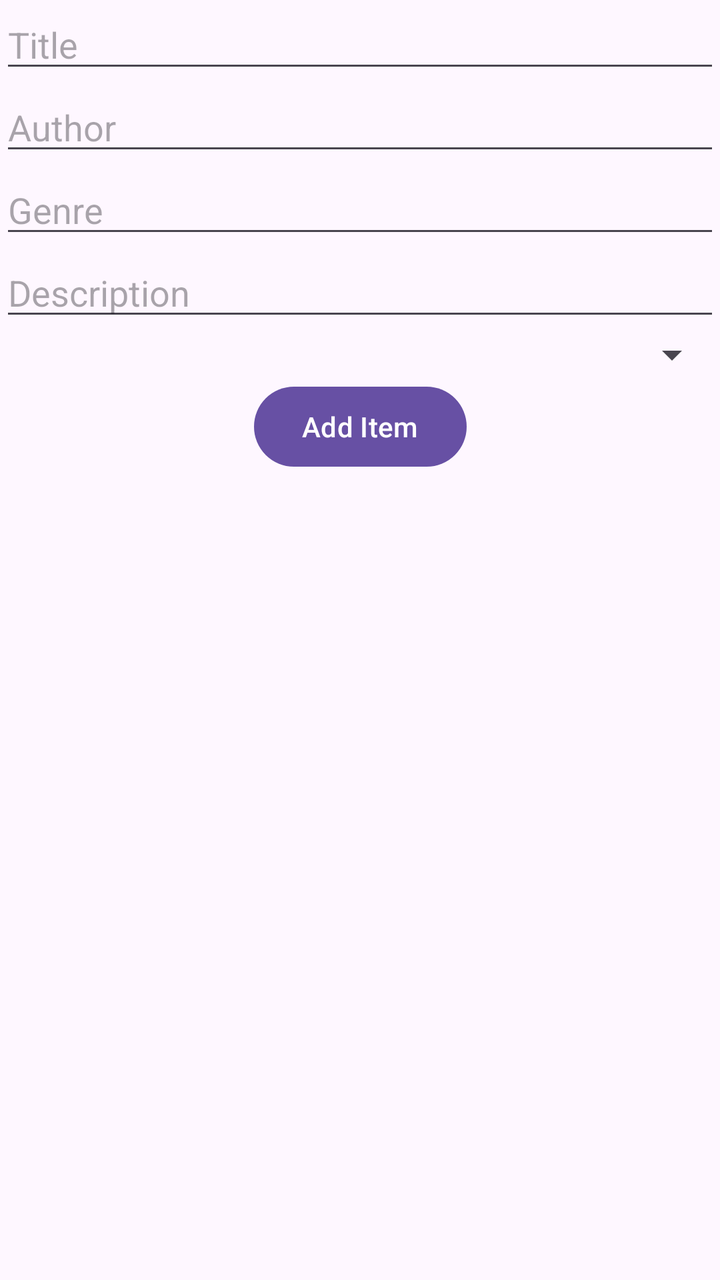
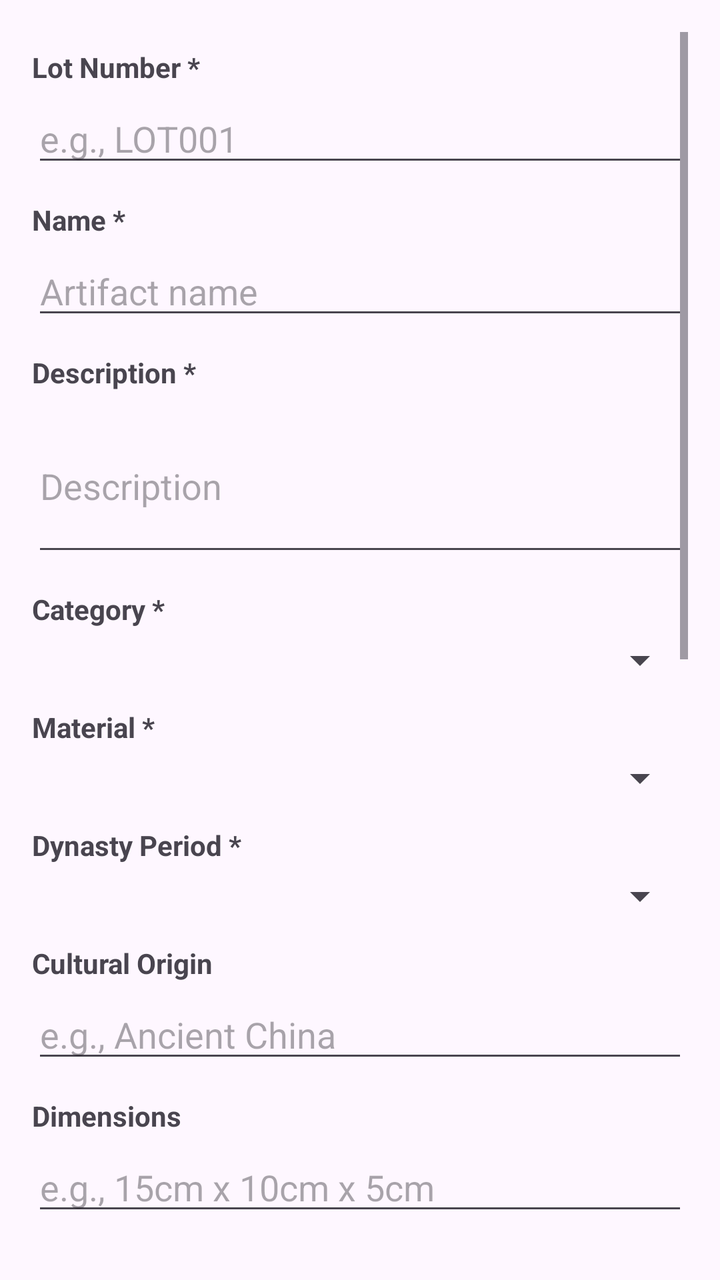

Screens rendered from an Android XML layout before and after an edit, with the pre-edit source and the edit as a unified diff.
<!-- AndroidManifest.xml: application theme Theme.B07DemoSummer2024 -->
<!-- res/layout/fragment_add_item.xml -->
<?xml version="1.0" encoding="utf-8"?>
<androidx.constraintlayout.widget.ConstraintLayout xmlns:android="http://schemas.android.com/apk/res/android"
    xmlns:app="http://schemas.android.com/apk/res-auto"
    xmlns:tools="http://schemas.android.com/tools"
    android:layout_width="match_parent"
    android:layout_height="match_parent"
    tools:context=".AddItemFragment">

    <EditText
        android:id="@+id/editTextTitle"
        android:layout_width="0dp"
        android:layout_height="wrap_content"
        android:hint="Title"
        app:layout_constraintTop_toTopOf="parent"
        app:layout_constraintStart_toStartOf="parent"
        app:layout_constraintEnd_toEndOf="parent"/>

    <EditText
        android:id="@+id/editTextAuthor"
        android:layout_width="0dp"
        android:layout_height="wrap_content"
        android:hint="Author"
        app:layout_constraintTop_toBottomOf="@+id/editTextTitle"
        app:layout_constraintStart_toStartOf="parent"
        app:layout_constraintEnd_toEndOf="parent"/>

    <EditText
        android:id="@+id/editTextGenre"
        android:layout_width="0dp"
        android:layout_height="wrap_content"
        android:hint="Genre"
        app:layout_constraintTop_toBottomOf="@+id/editTextAuthor"
        app:layout_constraintStart_toStartOf="parent"
        app:layout_constraintEnd_toEndOf="parent"/>

    <EditText
        android:id="@+id/editTextDescription"
        android:layout_width="0dp"
        android:layout_height="wrap_content"
        android:hint="Description"
        app:layout_constraintTop_toBottomOf="@+id/editTextGenre"
        app:layout_constraintStart_toStartOf="parent"
        app:layout_constraintEnd_toEndOf="parent"/>

    <Spinner
        android:id="@+id/spinnerCategory"
        android:layout_width="0dp"
        android:layout_height="wrap_content"
        app:layout_constraintTop_toBottomOf="@+id/editTextDescription"
        app:layout_constraintStart_toStartOf="parent"
        app:layout_constraintEnd_toEndOf="parent"/>

    <Button
        android:id="@+id/buttonAdd"
        android:layout_width="wrap_content"
        android:layout_height="wrap_content"
        android:text="@string/add_item"
        app:layout_constraintTop_toBottomOf="@+id/spinnerCategory"
        app:layout_constraintStart_toStartOf="parent"
        app:layout_constraintEnd_toEndOf="parent"/>
</androidx.constraintlayout.widget.ConstraintLayout>
<!-- resources referenced by this layout -->
<resources>
  <string name="add_item">Add Item</string>
  <style name="Theme.B07DemoSummer2024" parent="Base.Theme.B07DemoSummer2024" />
  <style name="Base.Theme.B07DemoSummer2024" parent="Theme.Material3.DayNight.NoActionBar">
          
          
      </style>
</resources>

<!-- the commit's change to res/layout/fragment_add_item.xml (unified diff, before → after) -->
@@ -1,61 +1,356 @@
 <?xml version="1.0" encoding="utf-8"?>
-<androidx.constraintlayout.widget.ConstraintLayout xmlns:android="http://schemas.android.com/apk/res/android"
+<ScrollView xmlns:android="http://schemas.android.com/apk/res/android"
     xmlns:app="http://schemas.android.com/apk/res-auto"
     xmlns:tools="http://schemas.android.com/tools"
     android:layout_width="match_parent"
     android:layout_height="match_parent"
+    android:padding="16dp"
     tools:context=".AddItemFragment">
 
-    <EditText
-        android:id="@+id/editTextTitle"
-        android:layout_width="0dp"
-        android:layout_height="wrap_content"
-        android:hint="Title"
-        app:layout_constraintTop_toTopOf="parent"
-        app:layout_constraintStart_toStartOf="parent"
-        app:layout_constraintEnd_toEndOf="parent"/>
-
-    <EditText
-        android:id="@+id/editTextAuthor"
-        android:layout_width="0dp"
-        android:layout_height="wrap_content"
-        android:hint="Author"
-        app:layout_constraintTop_toBottomOf="@+id/editTextTitle"
-        app:layout_constraintStart_toStartOf="parent"
-        app:layout_constraintEnd_toEndOf="parent"/>
-
-    <EditText
-        android:id="@+id/editTextGenre"
-        android:layout_width="0dp"
-        android:layout_height="wrap_content"
-        android:hint="Genre"
-        app:layout_constraintTop_toBottomOf="@+id/editTextAuthor"
-        app:layout_constraintStart_toStartOf="parent"
-        app:layout_constraintEnd_toEndOf="parent"/>
-
-    <EditText
-        android:id="@+id/editTextDescription"
-        android:layout_width="0dp"
-        android:layout_height="wrap_content"
-        android:hint="Description"
-        app:layout_constraintTop_toBottomOf="@+id/editTextGenre"
-        app:layout_constraintStart_toStartOf="parent"
-        app:layout_constraintEnd_toEndOf="parent"/>
-
-    <Spinner
-        android:id="@+id/spinnerCategory"
-        android:layout_width="0dp"
-        android:layout_height="wrap_content"
-        app:layout_constraintTop_toBottomOf="@+id/editTextDescription"
-        app:layout_constraintStart_toStartOf="parent"
-        app:layout_constraintEnd_toEndOf="parent"/>
-
-    <Button
-        android:id="@+id/buttonAdd"
-        android:layout_width="wrap_content"
-        android:layout_height="wrap_content"
-        android:text="@string/add_item"
-        app:layout_constraintTop_toBottomOf="@+id/spinnerCategory"
-        app:layout_constraintStart_toStartOf="parent"
-        app:layout_constraintEnd_toEndOf="parent"/>
-</androidx.constraintlayout.widget.ConstraintLayout>
+    <androidx.constraintlayout.widget.ConstraintLayout
+        android:layout_width="match_parent"
+        android:layout_height="wrap_content">
+
+        
+        <TextView
+            android:id="@+id/textViewLotNumber"
+            android:layout_width="0dp"
+            android:layout_height="wrap_content"
+            android:text="Lot Number *"
+            android:textStyle="bold"
+            android:layout_marginTop="8dp"
+            app:layout_constraintTop_toTopOf="parent"
+            app:layout_constraintStart_toStartOf="parent"
+            app:layout_constraintEnd_toEndOf="parent" />
+
+        <EditText
+            android:id="@+id/editTextLotNumber"
+            android:layout_width="0dp"
+            android:layout_height="wrap_content"
+            android:hint="e.g., LOT001"
+            android:inputType="text"
+            android:layout_marginTop="4dp"
+            app:layout_constraintTop_toBottomOf="@+id/textViewLotNumber"
+            app:layout_constraintStart_toStartOf="parent"
+            app:layout_constraintEnd_toEndOf="parent" />
+
+        <TextView
+            android:id="@+id/textViewName"
+            android:layout_width="0dp"
+            android:layout_height="wrap_content"
+            android:text="Name *"
+            android:textStyle="bold"
+            android:layout_marginTop="12dp"
+            app:layout_constraintTop_toBottomOf="@+id/editTextLotNumber"
+            app:layout_constraintStart_toStartOf="parent"
+            app:layout_constraintEnd_toEndOf="parent" />
+
+        <EditText
+            android:id="@+id/editTextName"
+            android:layout_width="0dp"
+            android:layout_height="wrap_content"
+            android:hint="Artifact name"
+            android:inputType="text"
+            android:layout_marginTop="4dp"
+            app:layout_constraintTop_toBottomOf="@+id/textViewName"
+            app:layout_constraintStart_toStartOf="parent"
+            app:layout_constraintEnd_toEndOf="parent" />
+
+        <TextView
+            android:id="@+id/textViewDescription"
+            android:layout_width="0dp"
+            android:layout_height="wrap_content"
+            android:text="Description *"
+            android:textStyle="bold"
+            android:layout_marginTop="12dp"
+            app:layout_constraintTop_toBottomOf="@+id/editTextName"
+            app:layout_constraintStart_toStartOf="parent"
+            app:layout_constraintEnd_toEndOf="parent" />
+
+        <EditText
+            android:id="@+id/editTextDescription"
+            android:layout_width="0dp"
+            android:layout_height="wrap_content"
+            android:hint="Description"
+            android:inputType="textMultiLine"
+            android:minLines="3"
+            android:layout_marginTop="4dp"
+            app:layout_constraintTop_toBottomOf="@+id/textViewDescription"
+            app:layout_constraintStart_toStartOf="parent"
+            app:layout_constraintEnd_toEndOf="parent" />
+
+        <TextView
+            android:id="@+id/textViewCategory"
+            android:layout_width="0dp"
+            android:layout_height="wrap_content"
+            android:text="Category *"
+            android:textStyle="bold"
+            android:layout_marginTop="12dp"
+            app:layout_constraintTop_toBottomOf="@+id/editTextDescription"
+            app:layout_constraintStart_toStartOf="parent"
+            app:layout_constraintEnd_toEndOf="parent" />
+
+        <Spinner
+            android:id="@+id/spinnerCategory"
+            android:layout_width="0dp"
+            android:layout_height="wrap_content"
+            android:layout_marginTop="4dp"
+            app:layout_constraintTop_toBottomOf="@+id/textViewCategory"
+            app:layout_constraintStart_toStartOf="parent"
+            app:layout_constraintEnd_toEndOf="parent" />
+
+        <TextView
+            android:id="@+id/textViewMaterial"
+            android:layout_width="0dp"
+            android:layout_height="wrap_content"
+            android:text="Material *"
+            android:textStyle="bold"
+            android:layout_marginTop="12dp"
+            app:layout_constraintTop_toBottomOf="@+id/spinnerCategory"
+            app:layout_constraintStart_toStartOf="parent"
+            app:layout_constraintEnd_toEndOf="parent" />
+
+        <Spinner
+            android:id="@+id/spinnerMaterial"
+            android:layout_width="0dp"
+            android:layout_height="wrap_content"
+            android:layout_marginTop="4dp"
+            app:layout_constraintTop_toBottomOf="@+id/textViewMaterial"
+            app:layout_constraintStart_toStartOf="parent"
+            app:layout_constraintEnd_toEndOf="parent" />
+
+        <TextView
+            android:id="@+id/textViewDynasty"
+            android:layout_width="0dp"
+            android:layout_height="wrap_content"
+            android:text="Dynasty Period *"
+            android:textStyle="bold"
+            android:layout_marginTop="12dp"
+            app:layout_constraintTop_toBottomOf="@+id/spinnerMaterial"
+            app:layout_constraintStart_toStartOf="parent"
+            app:layout_constraintEnd_toEndOf="parent" />
+
+        <Spinner
+            android:id="@+id/spinnerDynasty"
+            android:layout_width="0dp"
+            android:layout_height="wrap_content"
+            android:layout_marginTop="4dp"
+            app:layout_constraintTop_toBottomOf="@+id/textViewDynasty"
+            app:layout_constraintStart_toStartOf="parent"
+            app:layout_constraintEnd_toEndOf="parent" />
+
+        
+        <TextView
+            android:id="@+id/textViewCulturalOrigin"
+            android:layout_width="0dp"
+            android:layout_height="wrap_content"
+            android:text="Cultural Origin"
+            android:textStyle="bold"
+            android:layout_marginTop="12dp"
+            app:layout_constraintTop_toBottomOf="@+id/spinnerDynasty"
+            app:layout_constraintStart_toStartOf="parent"
+            app:layout_constraintEnd_toEndOf="parent" />
+
+        <EditText
+            android:id="@+id/editTextCulturalOrigin"
+            android:layout_width="0dp"
+            android:layout_height="wrap_content"
+            android:hint="e.g., Ancient China"
+            android:inputType="text"
+            android:layout_marginTop="4dp"
+            app:layout_constraintTop_toBottomOf="@+id/textViewCulturalOrigin"
+            app:layout_constraintStart_toStartOf="parent"
+            app:layout_constraintEnd_toEndOf="parent" />
+
+        <TextView
+            android:id="@+id/textViewDimensions"
+            android:layout_width="0dp"
+            android:layout_height="wrap_content"
+            android:text="Dimensions"
+            android:textStyle="bold"
+            android:layout_marginTop="12dp"
+            app:layout_constraintTop_toBottomOf="@+id/editTextCulturalOrigin"
+            app:layout_constraintStart_toStartOf="parent"
+            app:layout_constraintEnd_toEndOf="parent" />
+
+        <EditText
+            android:id="@+id/editTextDimensions"
+            android:layout_width="0dp"
+            android:layout_height="wrap_content"
+            android:hint="e.g., 15cm x 10cm x 5cm"
+            android:inputType="text"
+            android:layout_marginTop="4dp"
+            app:layout_constraintTop_toBottomOf="@+id/textViewDimensions"
+            app:layout_constraintStart_toStartOf="parent"
+            app:layout_constraintEnd_toEndOf="parent" />
+
+        <TextView
+            android:id="@+id/textViewConditionReport"
+            android:layout_width="0dp"
+            android:layout_height="wrap_content"
+            android:text="Condition Report"
+            android:textStyle="bold"
+            android:layout_marginTop="12dp"
+            app:layout_constraintTop_toBottomOf="@+id/editTextDimensions"
+            app:layout_constraintStart_toStartOf="parent"
+            app:layout_constraintEnd_toEndOf="parent" />
+
+        <EditText
+            android:id="@+id/editTextConditionReport"
+            android:layout_width="0dp"
+            android:layout_height="wrap_content"
+            android:hint="e.g., Intact, minor wear"
+            android:inputType="text"
+            android:layout_marginTop="4dp"
+            app:layout_constraintTop_toBottomOf="@+id/textViewConditionReport"
+            app:layout_constraintStart_toStartOf="parent"
+            app:layout_constraintEnd_toEndOf="parent" />
+
+        <TextView
+            android:id="@+id/textViewCurrentLocation"
+            android:layout_width="0dp"
+            android:layout_height="wrap_content"
+            android:text="Current Location"
+            android:textStyle="bold"
+            android:layout_marginTop="12dp"
+            app:layout_constraintTop_toBottomOf="@+id/editTextConditionReport"
+            app:layout_constraintStart_toStartOf="parent"
+            app:layout_constraintEnd_toEndOf="parent" />
+
+        <EditText
+            android:id="@+id/editTextCurrentLocation"
+            android:layout_width="0dp"
+            android:layout_height="wrap_content"
+            android:hint="e.g., Museum of Fine Arts"
+            android:inputType="text"
+            android:layout_marginTop="4dp"
+            app:layout_constraintTop_toBottomOf="@+id/textViewCurrentLocation"
+            app:layout_constraintStart_toStartOf="parent"
+            app:layout_constraintEnd_toEndOf="parent" />
+
+        <TextView
+            android:id="@+id/textViewAcquisitionMethod"
+            android:layout_width="0dp"
+            android:layout_height="wrap_content"
+            android:text="Acquisition Method"
+            android:textStyle="bold"
+            android:layout_marginTop="12dp"
+            app:layout_constraintTop_toBottomOf="@+id/editTextCurrentLocation"
+            app:layout_constraintStart_toStartOf="parent"
+            app:layout_constraintEnd_toEndOf="parent" />
+
+        <EditText
+            android:id="@+id/editTextAcquisitionMethod"
+            android:layout_width="0dp"
+            android:layout_height="wrap_content"
+            android:hint="e.g., Donation, Purchase"
+            android:inputType="text"
+            android:layout_marginTop="4dp"
+            app:layout_constraintTop_toBottomOf="@+id/textViewAcquisitionMethod"
+            app:layout_constraintStart_toStartOf="parent"
+            app:layout_constraintEnd_toEndOf="parent" />
+
+        <TextView
+            android:id="@+id/textViewProvenance"
+            android:layout_width="0dp"
+            android:layout_height="wrap_content"
+            android:text="Provenance"
+            android:textStyle="bold"
+            android:layout_marginTop="12dp"
+            app:layout_constraintTop_toBottomOf="@+id/editTextAcquisitionMethod"
+            app:layout_constraintStart_toStartOf="parent"
+            app:layout_constraintEnd_toEndOf="parent" />
+
+        <EditText
+            android:id="@+id/editTextProvenance"
+            android:layout_width="0dp"
+            android:layout_height="wrap_content"
+            android:hint="e.g., Excavated in 1990"
+            android:inputType="text"
+            android:layout_marginTop="4dp"
+            app:layout_constraintTop_toBottomOf="@+id/textViewProvenance"
+            app:layout_constraintStart_toStartOf="parent"
+            app:layout_constraintEnd_toEndOf="parent" />
+
+        <TextView
+            android:id="@+id/textViewAccessionNumber"
+            android:layout_width="0dp"
+            android:layout_height="wrap_content"
+            android:text="Accession Number"
+            android:textStyle="bold"
+            android:layout_marginTop="12dp"
+            app:layout_constraintTop_toBottomOf="@+id/editTextProvenance"
+            app:layout_constraintStart_toStartOf="parent"
+            app:layout_constraintEnd_toEndOf="parent" />
+
+        <EditText
+            android:id="@+id/editTextAccessionNumber"
+            android:layout_width="0dp"
+            android:layout_height="wrap_content"
+            android:hint="e.g., ACC-2024-001"
+            android:inputType="text"
+            android:layout_marginTop="4dp"
+            app:layout_constraintTop_toBottomOf="@+id/textViewAccessionNumber"
+            app:layout_constraintStart_toStartOf="parent"
+            app:layout_constraintEnd_toEndOf="parent" />
+
+        <TextView
+            android:id="@+id/textViewNotes"
+            android:layout_width="0dp"
+            android:layout_height="wrap_content"
+            android:text="Notes"
+            android:textStyle="bold"
+            android:layout_marginTop="12dp"
+            app:layout_constraintTop_toBottomOf="@+id/editTextAccessionNumber"
+            app:layout_constraintStart_toStartOf="parent"
+            app:layout_constraintEnd_toEndOf="parent" />
+
+        <EditText
+            android:id="@+id/editTextNotes"
+            android:layout_width="0dp"
+            android:layout_height="wrap_content"
+            android:hint="Additional notes"
+            android:inputType="textMultiLine"
+            android:minLines="2"
+            android:layout_marginTop="4dp"
+            app:layout_constraintTop_toBottomOf="@+id/textViewNotes"
+            app:layout_constraintStart_toStartOf="parent"
+            app:layout_constraintEnd_toEndOf="parent" />
+
+        <TextView
+            android:id="@+id/textViewImageUrl"
+            android:layout_width="0dp"
+            android:layout_height="wrap_content"
+            android:text="Image URL"
+            android:textStyle="bold"
+            android:layout_marginTop="12dp"
+            app:layout_constraintTop_toBottomOf="@+id/editTextNotes"
+            app:layout_constraintStart_toStartOf="parent"
+            app:layout_constraintEnd_toEndOf="parent" />
+
+        <EditText
+            android:id="@+id/editTextImageUrl"
+            android:layout_width="0dp"
+            android:layout_height="wrap_content"
+            android:hint="https://example.com/image.jpg"
+            android:inputType="textUri"
+            android:layout_marginTop="4dp"
+            app:layout_constraintTop_toBottomOf="@+id/textViewImageUrl"
+            app:layout_constraintStart_toStartOf="parent"
+            app:layout_constraintEnd_toEndOf="parent" />
+
+        
+        <Button
+            android:id="@+id/buttonAdd"
+            android:layout_width="0dp"
+            android:layout_height="wrap_content"
+            android:text="Add Artifact"
+            android:layout_marginTop="24dp"
+            android:layout_marginBottom="32dp"
+            android:backgroundTint="#B09867"
+            app:layout_constraintTop_toBottomOf="@+id/editTextImageUrl"
+            app:layout_constraintStart_toStartOf="parent"
+            app:layout_constraintEnd_toEndOf="parent" />
+
+    </androidx.constraintlayout.widget.ConstraintLayout>
+</ScrollView>
<!-- resource entries referenced after the edit -->
@@ -1,6 +1,5 @@
 <!-- resources referenced by this layout -->
 <resources>
-  <string name="add_item">Add Item</string>
   <style name="Theme.B07DemoSummer2024" parent="Base.Theme.B07DemoSummer2024" />
   <style name="Base.Theme.B07DemoSummer2024" parent="Theme.Material3.DayNight.NoActionBar">
           
